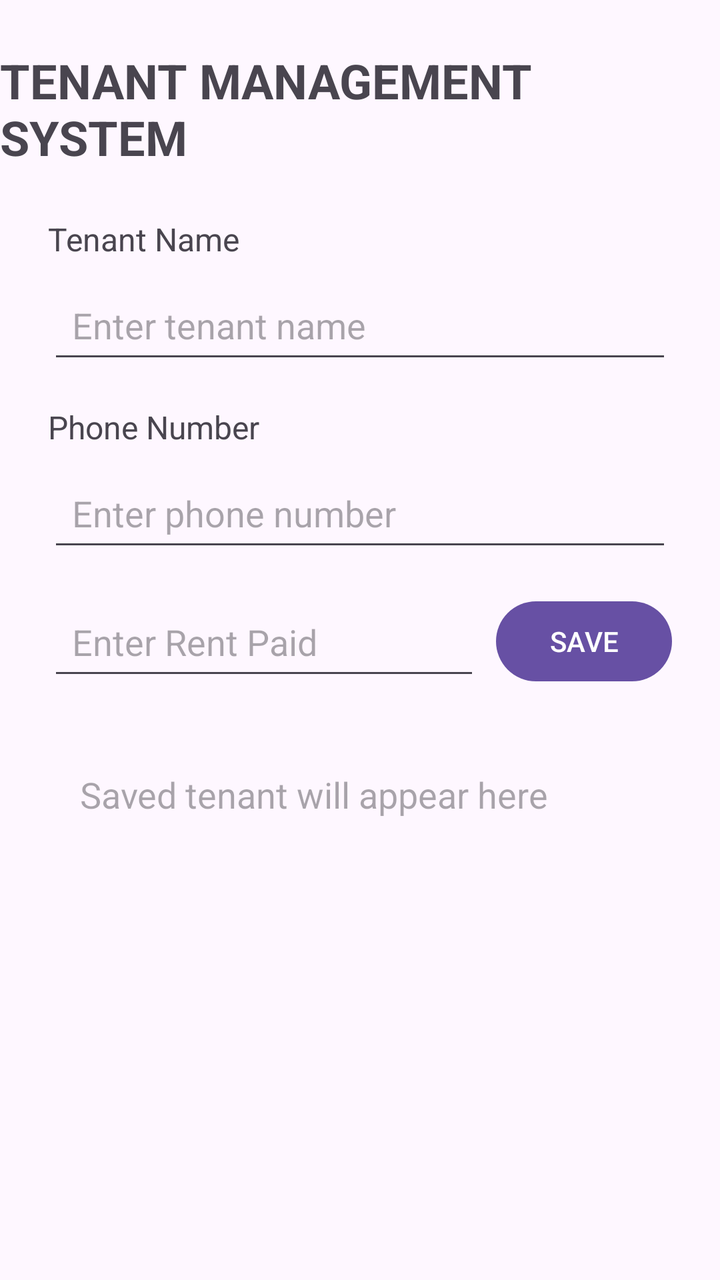
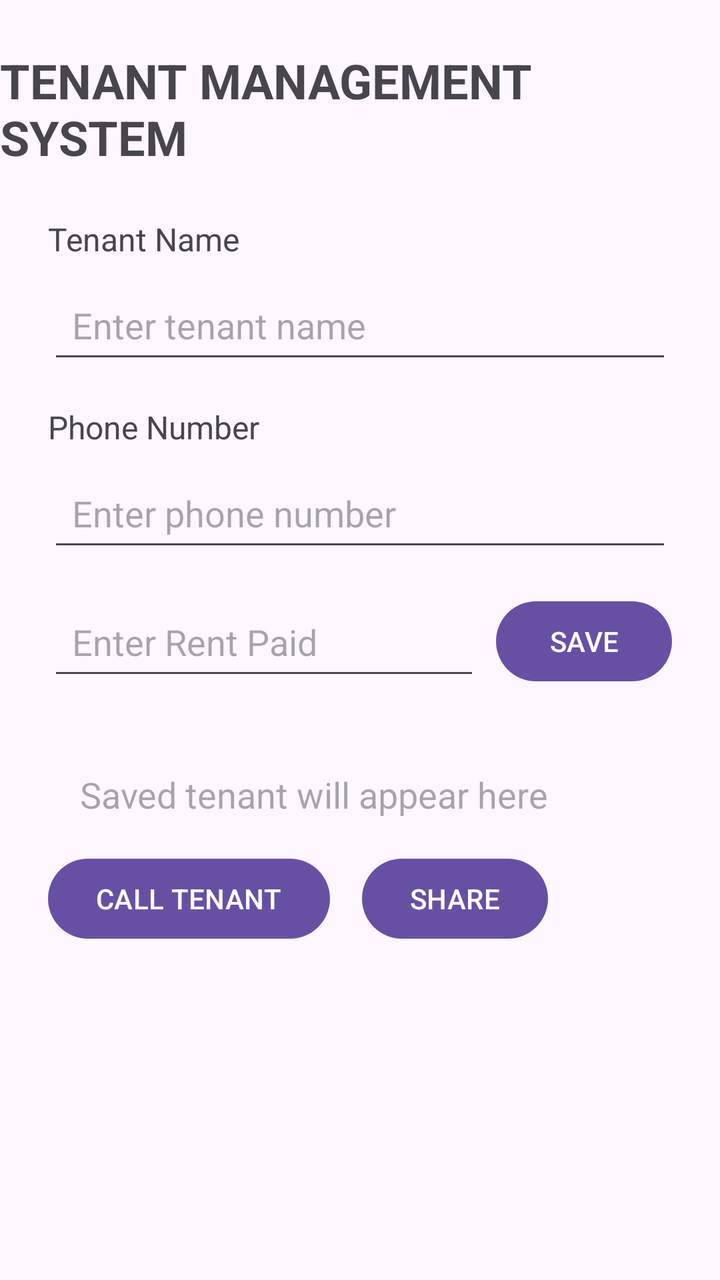

Before-and-after screenshots of an Android layout around one commit, followed by the original layout XML and the change that was made.
<!-- AndroidManifest.xml: application theme Theme._151115TMS -->
<!-- res/layout/activity_main.xml -->
<?xml version="1.0" encoding="utf-8"?>
<layout xmlns:android="http://schemas.android.com/apk/res/android"
    xmlns:app="http://schemas.android.com/apk/res-auto">

    <data>
        <variable
            name="tenant"
            type="com.example.tms.Tenant" />
    </data>

    <androidx.constraintlayout.widget.ConstraintLayout
        android:id="@+id/main"
        android:layout_width="match_parent"
        android:layout_height="match_parent">

        <TextView
            android:id="@+id/titleTextView"
            android:layout_width="wrap_content"
            android:layout_height="wrap_content"
            android:layout_marginTop="24dp"
            android:text="@string/app_title"
            android:textSize="24sp"
            android:textStyle="bold"
            app:layout_constraintEnd_toEndOf="parent"
            app:layout_constraintStart_toStartOf="parent"
            app:layout_constraintTop_toTopOf="parent" />

        <TextView
            android:id="@+id/tenantNameLabel"
            android:layout_width="wrap_content"
            android:layout_height="wrap_content"
            android:text="@string/tenant_name_label"
            android:textSize="16sp"
            android:layout_marginTop="24dp"
            android:layout_marginStart="24dp"
            app:layout_constraintTop_toBottomOf="@id/titleTextView"
            app:layout_constraintStart_toStartOf="parent" />

        <EditText
            android:id="@+id/tenantNameEditText"
            android:layout_width="0dp"
            android:layout_height="wrap_content"
            android:hint="@string/tenant_name_hint"
            android:inputType="textPersonName"
            android:autofillHints="name"
            android:minHeight="48dp"
            android:padding="12dp"
            android:layout_marginTop="8dp"
            android:layout_marginStart="24dp"
            android:layout_marginEnd="24dp"
            app:layout_constraintTop_toBottomOf="@id/tenantNameLabel"
            app:layout_constraintStart_toStartOf="parent"
            app:layout_constraintEnd_toEndOf="parent" />

        <TextView
            android:id="@+id/phoneLabel"
            android:layout_width="wrap_content"
            android:layout_height="wrap_content"
            android:text="@string/phone_label"
            android:textSize="16sp"
            android:layout_marginTop="16dp"
            android:layout_marginStart="24dp"
            app:layout_constraintTop_toBottomOf="@id/tenantNameEditText"
            app:layout_constraintStart_toStartOf="parent" />

        <EditText
            android:id="@+id/phoneEditText"
            android:layout_width="0dp"
            android:layout_height="wrap_content"
            android:hint="@string/phone_hint"
            android:inputType="phone"
            android:autofillHints="phone"
            android:minHeight="48dp"
            android:padding="12dp"
            android:layout_marginTop="8dp"
            android:layout_marginStart="24dp"
            android:layout_marginEnd="24dp"
            app:layout_constraintTop_toBottomOf="@id/phoneLabel"
            app:layout_constraintStart_toStartOf="parent"
            app:layout_constraintEnd_toEndOf="parent" />

        <EditText
            android:id="@+id/rentEditText"
            android:layout_width="0dp"
            android:layout_height="wrap_content"
            android:hint="@string/rent_hint"
            android:inputType="numberDecimal"
            android:autofillHints="none"
            android:minHeight="48dp"
            android:padding="12dp"
            android:layout_marginStart="24dp"
            android:layout_marginTop="16dp"
            android:layout_marginEnd="8dp"
            app:layout_constraintTop_toBottomOf="@id/phoneEditText"
            app:layout_constraintStart_toStartOf="parent"
            app:layout_constraintEnd_toStartOf="@id/saveButton" />

        <Button
            android:id="@+id/saveButton"
            android:layout_width="wrap_content"
            android:layout_height="wrap_content"
            android:text="@string/save_button"
            android:layout_marginEnd="24dp"
            app:layout_constraintTop_toTopOf="@id/rentEditText"
            app:layout_constraintEnd_toEndOf="parent" />

        <TextView
            android:id="@+id/tenantResultTextView"
            android:layout_width="0dp"
            android:layout_height="wrap_content"
            android:text="@{tenant.summary()}"
            android:hint="@string/tenant_result_placeholder"
            android:textSize="18sp"
            android:padding="16dp"
            android:layout_margin="24dp"
            app:layout_constraintTop_toBottomOf="@id/rentEditText"
            app:layout_constraintStart_toStartOf="parent"
            app:layout_constraintEnd_toEndOf="parent" />

    </androidx.constraintlayout.widget.ConstraintLayout>
</layout>
<!-- resources referenced by this layout -->
<resources>
  <string name="app_title">TENANT MANAGEMENT SYSTEM</string>
  <string name="phone_hint">Enter phone number</string>
  <string name="phone_label">Phone Number</string>
  <string name="rent_hint">Enter Rent Paid</string>
  <string name="save_button">SAVE</string>
  <string name="tenant_name_hint">Enter tenant name</string>
  <string name="tenant_name_label">Tenant Name</string>
  <string name="tenant_result_placeholder">Saved tenant will appear here</string>
  <style name="Theme._151115TMS" parent="Base.Theme._151115TMS" />
  <style name="Base.Theme._151115TMS" parent="Theme.Material3.DayNight.NoActionBar">
          
          
      </style>
</resources>

<!-- the commit's change to res/layout/activity_main.xml (unified diff, before → after) -->
@@ -117,5 +117,23 @@
             app:layout_constraintStart_toStartOf="parent"
             app:layout_constraintEnd_toEndOf="parent" />
 
+        <Button
+            android:id="@+id/callButton"
+            android:layout_width="wrap_content"
+            android:layout_height="wrap_content"
+            android:text="CALL TENANT"
+            android:layout_marginStart="24dp"
+            app:layout_constraintTop_toBottomOf="@id/tenantResultTextView"
+            app:layout_constraintStart_toStartOf="parent" />
+
+        <Button
+            android:id="@+id/shareButton"
+            android:layout_width="wrap_content"
+            android:layout_height="wrap_content"
+            android:text="SHARE"
+            android:layout_marginStart="16dp"
+            app:layout_constraintTop_toBottomOf="@id/tenantResultTextView"
+            app:layout_constraintStart_toEndOf="@id/callButton" />
+
     </androidx.constraintlayout.widget.ConstraintLayout>
 </layout>
